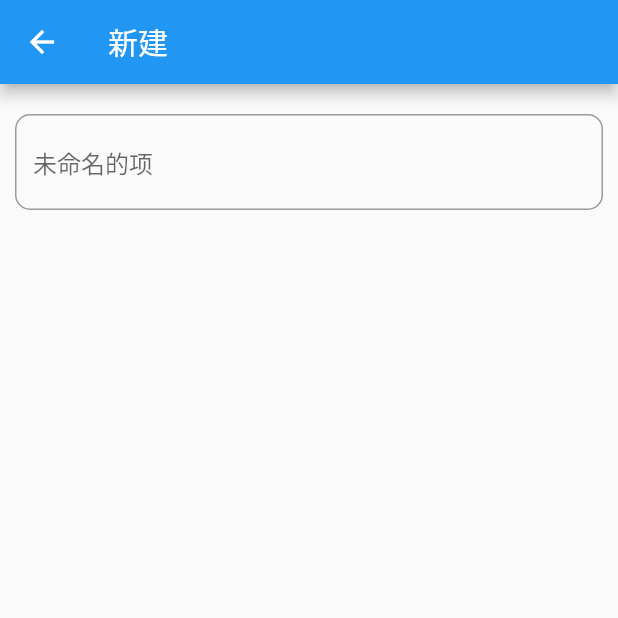
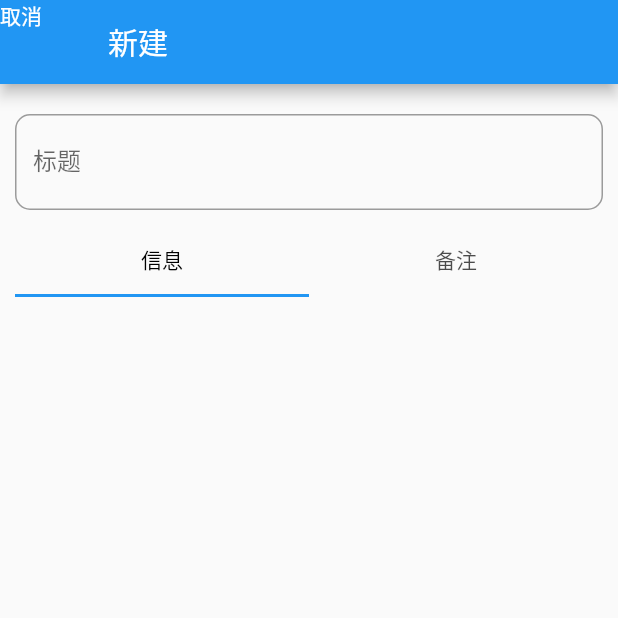
Before and after one commit to diaozxin007/go-and-do-front, a Flutter app: the MainAddPage screen opened by its route, on a phone screen of 412 x 824 dp, the top half of it. Run offline on Flutter 3.47's test engine with Material 2 defaults, Android fonts, the light colour scheme and no system bars; network calls fail; key blocks and very long unbroken strings in the code were emptied for the run.

Commit message:
添加页面tab

```diff
--- a/lib/navigator/home-body.dart
+++ b/lib/navigator/home-body.dart
@@ -23,6 +23,7 @@ class _HomeBodyState extends State<HomeBody> {
                     Animation<double> secondaryAnimation) {
               return ScaleTransition(
                 scale: Tween<double>(begin: 0.0,end:1.0).animate(CurvedAnimation(parent: animation, curve: Curves.fastOutSlowIn)),
+                alignment: Alignment.bottomCenter,
                 child: MainAddPage(),
               );
             }));
--- a/lib/page/main_add_page.dart
+++ b/lib/page/main_add_page.dart
@@ -1,5 +1,4 @@
 import 'package:flutter/material.dart';
-import 'package:goanddo/navigator/side-drawer.dart';
 
 class MainAddPage extends StatefulWidget {
   @override
@@ -9,11 +8,19 @@ class MainAddPage extends StatefulWidget {
 class _MainAddPageState extends State<MainAddPage> {
   final _formKey = GlobalKey<FormState>();
 
+  static const List<Text> _tabTitle = [Text('信息'), Text('备注')];
+
   @override
   Widget build(BuildContext context) {
     return Scaffold(
         appBar: AppBar(
           title: Text('新建'),
+          leading: GestureDetector(
+            child: Text('取消'),
+            onTap: (){
+              Navigator.of(context).pop();
+            },
+          ),
         ),
         body: Form(
             key: _formKey,
@@ -25,19 +32,54 @@ class _MainAddPageState extends State<MainAddPage> {
                 children: <Widget>[
                   TextFormField(
                     decoration: InputDecoration(
-                      border: OutlineInputBorder(
-                          borderRadius: BorderRadius.all(Radius.circular(10))),
-//                      icon: Icon(Icons.title),
-                      hintText: '未命名的项'
-                    ),
+                        border: OutlineInputBorder(
+                            borderRadius:
+                                BorderRadius.all(Radius.circular(10))),
+                        labelText: '标题',
+                        hintText: '未命名的项'),
                     validator: (value) {
                       if (value.isEmpty) {
                         return '请输入标题';
                       }
                     },
                   ),
+                  FormTab()
                 ],
               ),
             )));
   }
 }
+
+class FormTab extends StatefulWidget {
+  @override
+  _FormTabState createState() => _FormTabState();
+}
+
+class _FormTabState extends State<FormTab> with SingleTickerProviderStateMixin {
+  final List<Tab> formTabs = [Tab(text: '信息'), Tab(text: '备注')];
+  TabController _tabController;
+
+  @override
+  void initState() {
+    super.initState();
+    _tabController = TabController(length: formTabs.length, vsync: this);
+  }
+
+  @override
+  void dispose() {
+    _tabController.dispose();
+    super.dispose();
+  }
+
+  @override
+  Widget build(BuildContext context) {
+    return Container(
+      padding: EdgeInsets.only(top: 10.0),
+      child: TabBar(
+        tabs: formTabs,
+        controller: _tabController,
+        labelColor: Colors.black,
+      ),
+    );
+  }
+}
```
